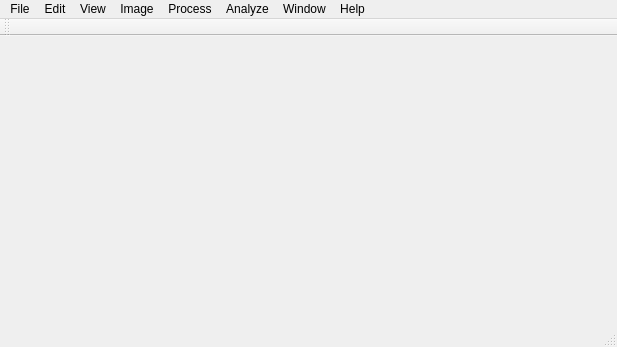
Before: the Qt Designer form visionerlab/ui/mainwindow.ui in cuihangmver/VisionerLab_Qt_Opencv, drawn with Qt 5.
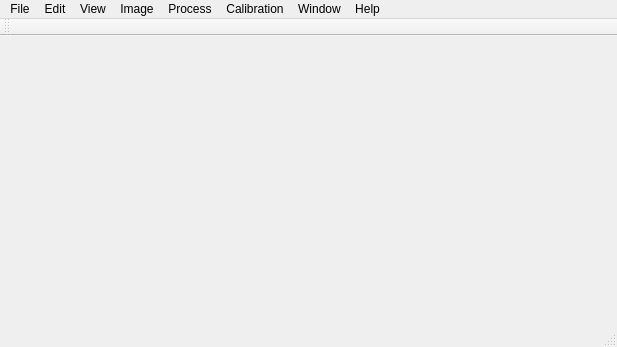
After: the same form once the commit is applied.

```diff
--- a/visionerlab/ui/mainwindow.ui
+++ b/visionerlab/ui/mainwindow.ui
@@ -139,7 +139,7 @@
    </widget>
    <widget class="QMenu" name="menuAnalyze">
     <property name="title">
-     <string>Analyze</string>
+     <string>Calibration</string>
     </property>
    </widget>
    <widget class="QMenu" name="menuWindow">
```
Left out of the diff: 48 changed lines with no effect on the pictures.
